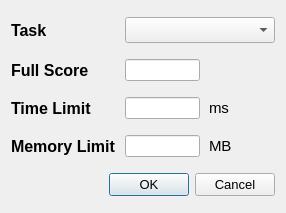
Qt form forms/addtaskdialog.ui (Project-LemonLime/Project_LemonLime) before a commit.
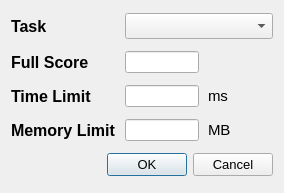
The same form after that commit.

The edit to the form file:
```diff
--- a/forms/addtaskdialog.ui
+++ b/forms/addtaskdialog.ui
@@ -6,8 +6,8 @@
    <rect>
     <x>0</x>
     <y>0</y>
-    <width>286</width>
-    <height>213</height>
+    <width>284</width>
+    <height>193</height>
    </rect>
   </property>
   <property name="minimumSize">
```
Left out of the diff: 6 changed lines with no effect on the pictures.
